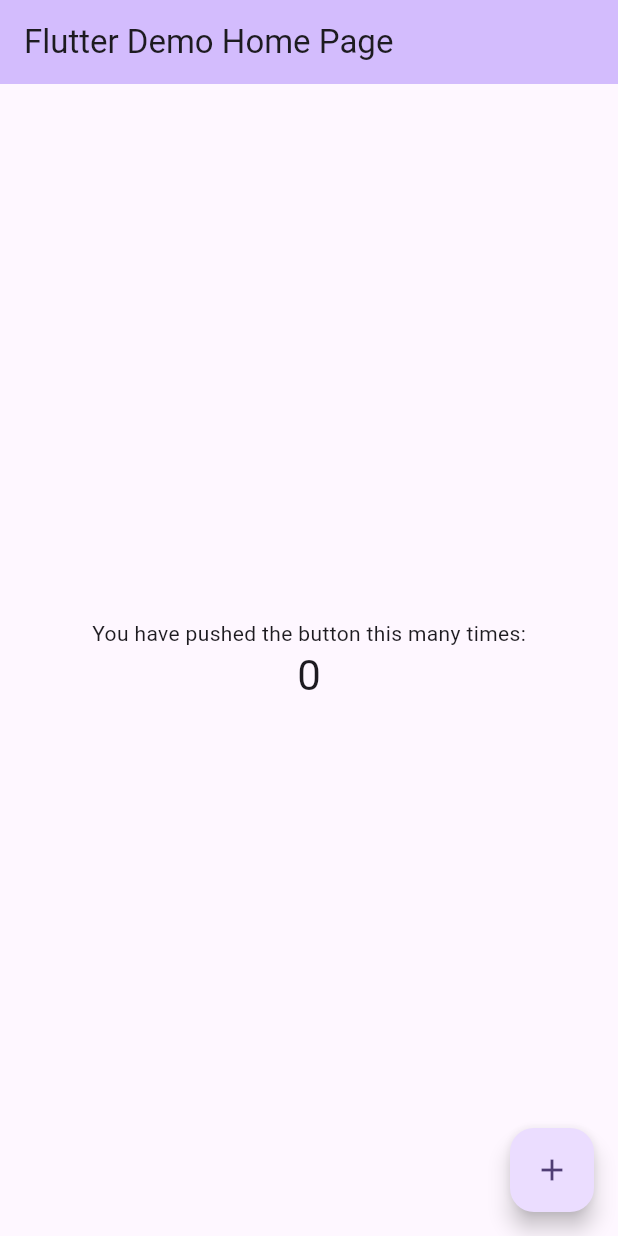
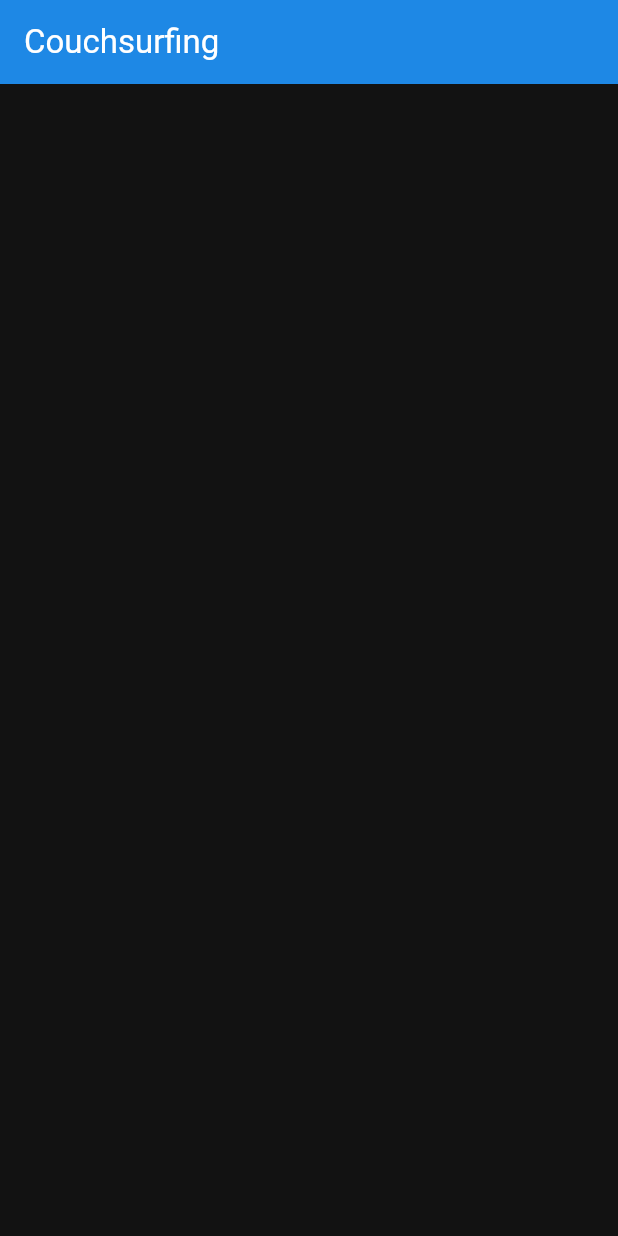
Before and after one commit to Camlgiles/couchsurfing, a Flutter app: the screen it shows after launch, on a phone screen of 412 x 824 dp. Run offline on Flutter 3.47's test engine with Material 3 defaults, Android fonts, the light colour scheme and no system bars.

Commit message:
feat: HomePage added WIP

```diff
--- a/lib/main.dart
+++ b/lib/main.dart
@@ -1,3 +1,4 @@
+import 'package:couchsurfing_flutter_app/pages/home_page.dart';
 import 'package:flutter/material.dart';
 
 void main() {
@@ -7,119 +8,17 @@
 class MyApp extends StatelessWidget {
   const MyApp({super.key});
 
-  // This widget is the root of your application.
   @override
   Widget build(BuildContext context) {
     return MaterialApp(
-      title: 'Flutter Demo',
       theme: ThemeData(
-        // This is the theme of your application.
-        //
-        // TRY THIS: Try running your application with "flutter run". You'll see
-        // the application has a purple toolbar. Then, without quitting the app,
-        // try changing the seedColor in the colorScheme below to Colors.green
-        // and then invoke "hot reload" (save your changes or press the "hot
-        // reload" button in a Flutter-supported IDE, or press "r" if you used
-        // the command line to start the app).
-        //
-        // Notice that the counter didn't reset back to zero; the application
-        // state is not lost during the reload. To reset the state, use hot
-        // restart instead.
-        //
-        // This works for code too, not just values: Most code changes can be
-        // tested with just a hot reload.
-        colorScheme: ColorScheme.fromSeed(seedColor: Colors.deepPurple),
-        useMaterial3: true,
+        colorScheme: const ColorScheme.dark(),
       ),
-      home: const MyHomePage(title: 'Flutter Demo Home Page'),
+      debugShowCheckedModeBanner: false,
+      home: const HomePage(),
+      routes: {
+        '/homepage': (context) => const HomePage(),
+      },
     );
   }
 }
-
-class MyHomePage extends StatefulWidget {
-  const MyHomePage({super.key, required this.title});
-
-  // This widget is the home page of your application. It is stateful, meaning
-  // that it has a State object (defined below) that contains fields that affect
-  // how it looks.
-
-  // This class is the configuration for the state. It holds the values (in this
-  // case the title) provided by the parent (in this case the App widget) and
-  // used by the build method of the State. Fields in a Widget subclass are
-  // always marked "final".
-
-  final String title;
-
-  @override
-  State<MyHomePage> createState() => _MyHomePageState();
-}
-
-class _MyHomePageState extends State<MyHomePage> {
-  int _counter = 0;
-
-  void _incrementCounter() {
-    setState(() {
-      // This call to setState tells the Flutter framework that something has
-      // changed in this State, which causes it to rerun the build method below
-      // so that the display can reflect the updated values. If we changed
-      // _counter without calling setState(), then the build method would not be
-      // called again, and so nothing would appear to happen.
-      _counter++;
-    });
-  }
-
-  @override
-  Widget build(BuildContext context) {
-    // This method is rerun every time setState is called, for instance as done
-    // by the _incrementCounter method above.
-    //
-    // The Flutter framework has been optimized to make rerunning build methods
-    // fast, so that you can just rebuild anything that needs updating rather
-    // than having to individually change instances of widgets.
-    return Scaffold(
-      appBar: AppBar(
-        // TRY THIS: Try changing the color here to a specific color (to
-        // Colors.amber, perhaps?) and trigger a hot reload to see the AppBar
-        // change color while the other colors stay the same.
-        backgroundColor: Theme.of(context).colorScheme.inversePrimary,
-        // Here we take the value from the MyHomePage object that was created by
-        // the App.build method, and use it to set our appbar title.
-        title: Text(widget.title),
-      ),
-      body: Center(
-        // Center is a layout widget. It takes a single child and positions it
-        // in the middle of the parent.
-        child: Column(
-          // Column is also a layout widget. It takes a list of children and
-          // arranges them vertically. By default, it sizes itself to fit its
-          // children horizontally, and tries to be as tall as its parent.
-          //
-          // Column has various properties to control how it sizes itself and
-          // how it positions its children. Here we use mainAxisAlignment to
-          // center the children vertically; the main axis here is the vertical
-          // axis because Columns are vertical (the cross axis would be
-          // horizontal).
-          //
-          // TRY THIS: Invoke "debug painting" (choose the "Toggle Debug Paint"
-          // action in the IDE, or press "p" in the console), to see the
-          // wireframe for each widget.
-          mainAxisAlignment: MainAxisAlignment.center,
-          children: <Widget>[
-            const Text(
-              'You have pushed the button this many times:',
-            ),
-            Text(
-              '$_counter',
-              style: Theme.of(context).textTheme.headlineMedium,
-            ),
-          ],
-        ),
-      ),
-      floatingActionButton: FloatingActionButton(
-        onPressed: _incrementCounter,
-        tooltip: 'Increment',
-        child: const Icon(Icons.add),
-      ), // This trailing comma makes auto-formatting nicer for build methods.
-    );
-  }
-}
--- /dev/null
+++ b/lib/pages/home_page.dart
@@ -0,0 +1,16 @@
+import 'package:flutter/material.dart';
+
+class HomePage extends StatelessWidget {
+  const HomePage({super.key});
+
+  @override
+  Widget build(BuildContext context) {
+    return Scaffold(
+      appBar: AppBar(
+        title: const Text('Couchsurfing'),
+        backgroundColor: Colors.blue[600],
+      ),
+      body: Scaffold(),
+    );
+  }
+}
```
